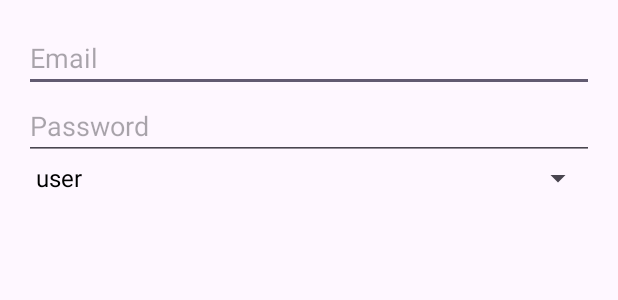
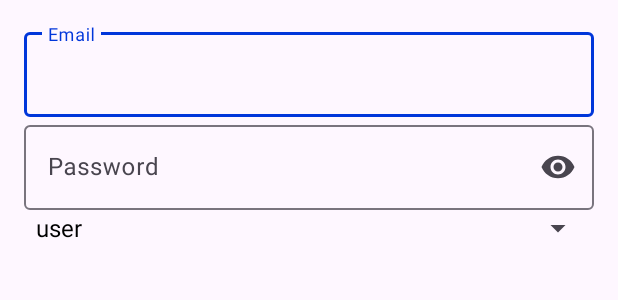
Before and after one commit to ByAlexMG/SaiyaGym, an Android app: the layout dialog_add_user.xml on its own in the app's theme, with its tools: preview values and no code run, on a phone screen of 412 x 824 dp. Shown: the top 300 px of the screen. Run offline under Robolectric (Android 15) with nearby library versions, the phone set to English and light mode, and no system bars.

Commit message:
cambios diseño crear usuario

```diff
--- a/app/src/main/java/com/example/saiyagym/principal/adminFragments/AdminFragment.kt
+++ b/app/src/main/java/com/example/saiyagym/principal/adminFragments/AdminFragment.kt
@@ -97,8 +97,11 @@
                 val rol = roleSpinner.selectedItem.toString().toLowerCase()
                 addNewUser(email, password, rol)
                 dialog.dismiss()
+
             }
+
             .setNegativeButton("Cancelar") { dialog, _ ->
+
                 dialog.dismiss()
             }
             .show()
@@ -188,25 +191,18 @@
                         .addOnSuccessListener {
                             LogHelper.saveChangeLog(requireContext(), "Usuario creado", "INFO")
 
-                            // Recargar la lista de usuarios después de agregar uno nuevo
                             loadUsersFromFirestore()
 
-                            // Recuperar email y contraseña de las preferencias compartidas
                             val storedEmail = sharedPreferences.getString("email", "")
                             val storedPassword = sharedPreferences.getString("password", "")
 
                             if (storedEmail != null && storedPassword != null) {
-                                // Iniciar sesión con el usuario almacenado en las preferencias compartidas
                                 auth.signInWithEmailAndPassword(storedEmail, storedPassword)
                                     .addOnCompleteListener { signInTask ->
                                         if (signInTask.isSuccessful) {
                                             loadUsersFromFirestore()
                                         }
                                     }
-                            } else {
-                                LogHelper.saveChangeLog(requireContext(), "Datos de inicio de sesión no encontrados", "ERROR")
-                                val snackbar = Snackbar.make(requireView(), "No se encontraron datos de inicio de sesión", Snackbar.LENGTH_SHORT)
-                                snackbar.show()
                             }
                         }
                     loadUsersFromFirestore()
--- a/app/src/main/res/layout/dialog_add_user.xml
+++ b/app/src/main/res/layout/dialog_add_user.xml
@@ -1,25 +1,43 @@
 <LinearLayout xmlns:android="http://schemas.android.com/apk/res/android"
+    xmlns:app="http://schemas.android.com/apk/res-auto"
+    xmlns:tools="http://schemas.android.com/tools"
     android:layout_width="match_parent"
     android:layout_height="wrap_content"
     android:orientation="vertical"
     android:padding="16dp">
 
-    <EditText
-        android:id="@+id/editTextEmail"
+    <com.google.android.material.textfield.TextInputLayout
         android:layout_width="match_parent"
         android:layout_height="wrap_content"
-        android:hint="Email" />
+        android:hint="@string/correo_electronico"
+        app:endIconMode="clear_text">
 
-    <EditText
-        android:id="@+id/editTextPassword"
+        <com.google.android.material.textfield.TextInputEditText
+            android:id="@+id/editTextEmail"
+            android:layout_width="match_parent"
+            android:layout_height="wrap_content"
+            android:inputType="textEmailAddress" />
+    </com.google.android.material.textfield.TextInputLayout>
+
+    <com.google.android.material.textfield.TextInputLayout
         android:layout_width="match_parent"
         android:layout_height="wrap_content"
-        android:hint="Password"
-        android:inputType="textPassword" />
+        android:hint="@string/contra"
+        app:endIconMode="password_toggle">
+
+        <com.google.android.material.textfield.TextInputEditText
+            android:id="@+id/editTextPassword"
+            android:layout_width="match_parent"
+            android:layout_height="wrap_content"
+            android:inputType="textPassword" />
+    </com.google.android.material.textfield.TextInputLayout>
+
 
     <Spinner
         android:id="@+id/roleSpinner"
         android:layout_width="match_parent"
         android:layout_height="wrap_content"
         android:entries="@array/user_roles" />
+
+
 </LinearLayout>
```
